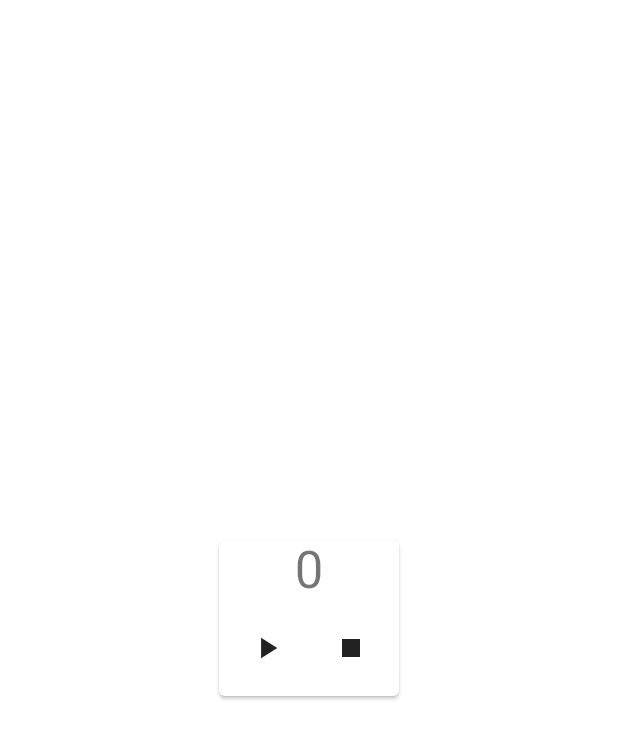
After one commit to ForhadIsrafil/my-flutter-basics-code-modules, a Flutter app: the screen it shows after launch, on a phone screen of 412 x 824 dp. The commit adds this screen. Shown: the top 739 px of the screen. Run offline on Flutter 3.47's test engine with Material 2 defaults, Android fonts, the phone set to English and light mode, and no system bars; our stand-ins replace badges, convex_bottom_bar, fluttertoast.

Commit message:
new codes

```diff
--- /dev/null
+++ b/lib/AsyncExamples/StreamBuilderExample.dart
@@ -0,0 +1,89 @@
+import 'package:flutter/material.dart';
+import 'dart:async';
+
+class StreamBuilderExample extends StatefulWidget {
+  const StreamBuilderExample({super.key});
+
+  @override
+  State<StreamBuilderExample> createState() => _StreamBuilderExampleState();
+}
+
+class _StreamBuilderExampleState extends State<StreamBuilderExample> {
+  // The timer's value shown on app's UI.
+  int _timerValue = 0;
+  bool _paused = true;
+
+  // A stream that updates every second. The stream's value is the number of
+  // seconds elapsed since the app is started. We simply print this stream value
+  // out in command-line. The value shown on UI is this._timerValue.
+  final Stream<int> _periodicStream =
+      Stream.periodic(const Duration(milliseconds: 1000), (i) => i);
+
+  // Record of the latest stream value that we saw. Because the StreamBuilder is
+  // rebuilt when we call setState(), and in the re-build we shouldn't increment
+  // this._timerValue if the latest snapshot's value hasn't changed.
+  int _previousStreamValue = 0;
+
+  @override
+  Widget build(BuildContext context) {
+    return Container(
+      alignment: Alignment.center,
+      margin: const EdgeInsets.all(8.0),
+      child: StreamBuilder(
+        stream: _periodicStream,
+        builder: (BuildContext context, AsyncSnapshot<int> snapshot) {
+          if (snapshot.hasData) {
+            if (snapshot.data != _previousStreamValue) {
+              print('Latest snapshot from stream: ${snapshot.data}');
+              _previousStreamValue = snapshot.data!;
+              print(_paused);
+              print(_previousStreamValue);
+              if (!_paused) {
+                _timerValue++;
+              }
+            }
+          }
+          return Column(
+            mainAxisSize: MainAxisSize.min,
+            children: [
+              // Text(
+              //   "StreamBuilders can listen to a stream, and update UI according to the stream's latest snapshot value.\n\n In this demo we build a simple timer app by listening to a stream that updates every second.\n",
+              //   // style: ,
+              // ),
+              Card(
+                child: _buildTimerUI(),
+              ),
+            ],
+          );
+        },
+      ),
+    );
+  }
+
+  Widget _buildTimerUI() {
+    return Column(
+      children: [
+        Text(
+          "$_timerValue",
+          style: Theme.of(context).textTheme.headlineMedium,
+        ),
+        ButtonBar(
+          mainAxisSize: MainAxisSize.min,
+          children: [
+            IconButton(
+              onPressed: () => setState(() => _paused = !_paused),
+              icon: Icon(_paused ? Icons.play_arrow : Icons.pause),
+            ),
+            IconButton(
+              onPressed: () => setState(() {
+                _timerValue = 0;
+                _paused = true;
+              }),
+              icon: const Icon(Icons.stop),
+            )
+          ],
+        ),
+      ],
+    );
+  }
+}
--- /dev/null
+++ b/lib/AsyncExamples/StreamControllerExamples.dart
@@ -0,0 +1,16 @@
+import 'package:async/async.dart';
+import 'package:flutter/material.dart';
+
+class StreamControllerExample extends StatefulWidget {
+  const StreamControllerExample({super.key});
+
+  @override
+  State<StreamControllerExample> createState() => _StreamControllerExampleState();
+}
+
+class _StreamControllerExampleState extends State<StreamControllerExample> {
+  @override
+  Widget build(BuildContext context) {
+    return const Placeholder();
+  }
+}
--- a/lib/main.dart
+++ b/lib/main.dart
@@ -4,7 +4,7 @@ import 'basics_widgets/dropdown_examples.dart';
 import 'layout/StackExamples.dart';
 import 'ListsExamples/ExpansionTileExample.dart';
 import 'AppBarExamples/ConvexAppBarExample.dart';
-import 'NavigationExamples/PageSelectorPageExample.dart';
+import 'AsyncExamples/StreamBuilderExample.dart';
 
 void main() => runApp(const MyApp());
 
@@ -22,7 +22,7 @@ class MyApp extends StatelessWidget {
           // primarySwatch: Colors.indigo,
           colorScheme: ColorScheme.fromSeed(
               seedColor: const Color.fromARGB(255, 183, 244, 216))),
-      home: const PageSelectorPageExample(),
+      home: const StreamBuilderExample(),
     );
   }
 }
```
